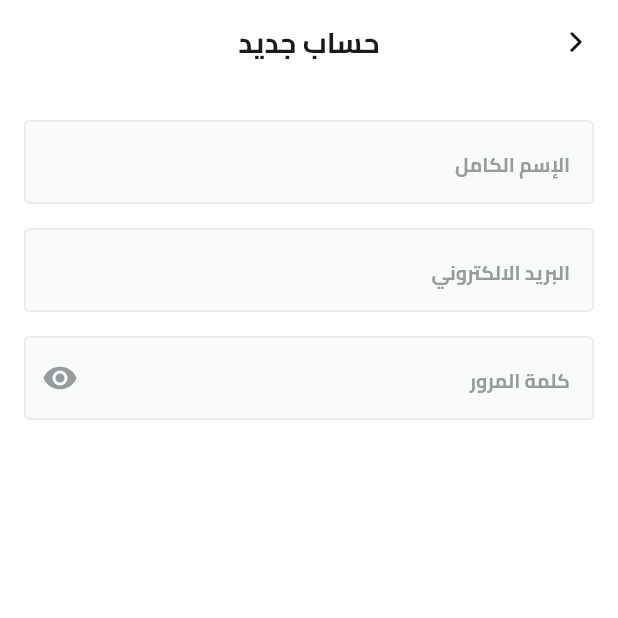
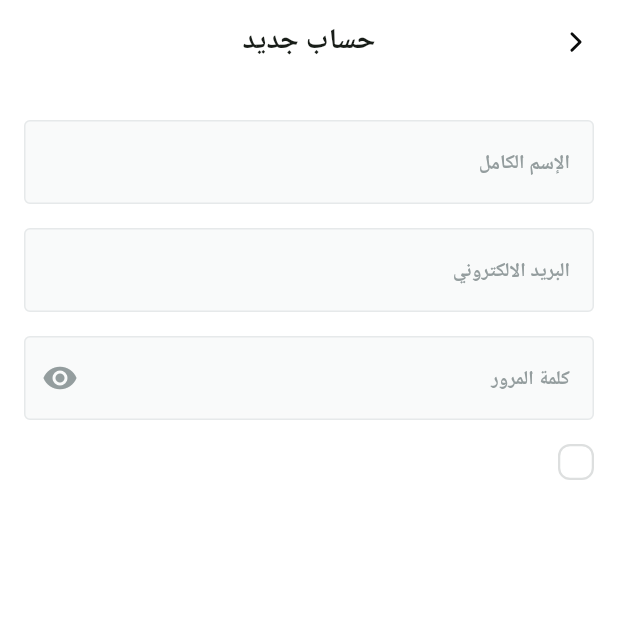
Before and after one commit to HamzaAlwajeeh/Fruits-Hub, a Flutter app: the SignUpView screen opened by its route, on a phone screen of 412 x 824 dp, the top half of it. Run offline on Flutter 3.47's test engine with Material 3 defaults, Android fonts, the phone set to English and light mode, and no system bars; our stand-ins replace dots_indicator, flutter_svg, shared_preferences; accounts and stored records are empty.

Commit message:
Add Roboto font and custom checkbox with terms and conditions

```diff
--- /dev/null
+++ b/lib/Features/auth/presentation/views/widgets/custom_check_box.dart
@@ -0,0 +1,46 @@
+import 'package:flutter/material.dart';
+import 'package:flutter_svg/svg.dart';
+import 'package:fruits_hub/core/utils/app_colors.dart';
+import 'package:fruits_hub/core/utils/app_images.dart';
+
+class CustomCheckBox extends StatefulWidget {
+  const CustomCheckBox({super.key});
+
+  @override
+  State<CustomCheckBox> createState() => _CustomCheckBoxState();
+}
+
+class _CustomCheckBoxState extends State<CustomCheckBox> {
+  bool isChecked = false;
+  @override
+  Widget build(BuildContext context) {
+    return AnimatedContainer(
+      duration: Duration(microseconds: 500),
+      child: GestureDetector(
+        onTap: () {
+          isChecked = !isChecked;
+          setState(() {});
+        },
+        child: Container(
+          width: 24,
+          height: 24,
+          decoration: BoxDecoration(
+            borderRadius: BorderRadius.circular(8),
+            color: isChecked ? AppColors.primaryColor : Colors.white,
+            border: Border.all(
+              color: isChecked ? Colors.transparent : Color(0xffDDDFDF),
+              width: 1.50,
+            ),
+          ),
+          child:
+              isChecked
+                  ? Padding(
+                    padding: const EdgeInsets.all(2),
+                    child: SvgPicture.asset(Assets.imagesCheckIcon),
+                  )
+                  : null,
+        ),
+      ),
+    );
+  }
+}
--- /dev/null
+++ b/lib/Features/auth/presentation/views/widgets/custom_tearms_and_conditions.dart
@@ -0,0 +1,22 @@
+import 'package:flutter/material.dart';
+import 'package:fruits_hub/Features/auth/presentation/views/widgets/custom_check_box.dart';
+
+class CustomTearmsAndConditions extends StatelessWidget {
+  const CustomTearmsAndConditions({super.key});
+
+  @override
+  Widget build(BuildContext context) {
+    return Row(
+      children: [
+        CustomCheckBox(),
+        const SizedBox(width: 16),
+        // Row(
+        //   children: [
+        //     Text('من خلال إنشاء حساب ، فإنك توافق على'),
+        //     Text(' لشروط والأحكام الخاصة بنا'),
+        //   ],
+        // ),
+      ],
+    );
+  }
+}
--- a/lib/Features/auth/presentation/views/widgets/sign_up_view_body.dart
+++ b/lib/Features/auth/presentation/views/widgets/sign_up_view_body.dart
@@ -1,4 +1,5 @@
 import 'package:flutter/material.dart';
+import 'package:fruits_hub/Features/auth/presentation/views/widgets/custom_tearms_and_conditions.dart';
 import 'package:fruits_hub/Features/auth/presentation/views/widgets/custom_text_form_field.dart';
 import 'package:fruits_hub/core/constants/constants.dart';
 import 'package:fruits_hub/core/utils/app_colors.dart';
@@ -34,6 +35,7 @@ class SignUpViewBody extends StatelessWidget {
               ),
             ),
             const SizedBox(height: 16),
+            CustomTearmsAndConditions(),
           ],
         ),
       ),
--- a/lib/core/utils/app_images.dart
+++ b/lib/core/utils/app_images.dart
@@ -9,6 +9,10 @@ class Assets {
   /// Assets for imagesArrowBack
   /// assets/images/arrow_back.svg
   static const String imagesArrowBack = "assets/images/arrow_back.svg";
+
+  /// Assets for imagesCheckIcon
+  /// assets/images/Check_icon.svg
+  static const String imagesCheckIcon = "assets/images/Check_icon.svg";
 
   /// Assets for imagesFacebookIcon
   /// assets/images/facebook_icon.svg
--- a/lib/core/widgets/custom_app_bar.dart
+++ b/lib/core/widgets/custom_app_bar.dart
@@ -1,5 +1,8 @@
+import 'dart:math' as math;
+
 import 'package:flutter/material.dart';
 import 'package:flutter_svg/flutter_svg.dart';
+import 'package:fruits_hub/core/helper/functions/check_current_language.dart';
 import 'package:fruits_hub/core/utils/app_images.dart';
 import 'package:fruits_hub/core/utils/app_text_styles.dart';
 
@@ -13,7 +16,15 @@ AppBar customAppBar({
     leading: Visibility(
       visible: !isFirstPage,
       child: IconButton(
-        icon: SvgPicture.asset(Assets.imagesArrowBack),
+        icon:
+            chickCurrentLanguage() == 'ar'
+                ? SvgPicture.asset(Assets.imagesArrowBack)
+                //flip icon as miiror
+                : Transform(
+                  alignment: Alignment.center,
+                  transform: Matrix4.rotationY(math.pi),
+                  child: SvgPicture.asset(Assets.imagesArrowBack),
+                ),
         onPressed: () {
           Navigator.pop(context);
         },
--- a/lib/main.dart
+++ b/lib/main.dart
@@ -1,6 +1,7 @@
 import 'package:flutter/material.dart';
 import 'package:flutter_localizations/flutter_localizations.dart';
 import 'package:fruits_hub/Features/splash/presentation/views/splash_view.dart';
+import 'package:fruits_hub/core/helper/functions/check_current_language.dart';
 import 'package:fruits_hub/core/helper/functions/on_generate_routes.dart';
 import 'package:fruits_hub/core/services/shared_pref_singleton.dart';
 import 'package:fruits_hub/core/utils/app_colors.dart';
@@ -31,7 +32,7 @@ class FruitsHub extends StatelessWidget {
       debugShowCheckedModeBanner: false,
       theme: ThemeData(
         // useMaterial3: false,
-        fontFamily: 'Cairo',
+        fontFamily: chickCurrentLanguage() == 'ar' ? 'Cairo' : 'Roboto',
         scaffoldBackgroundColor: Colors.white,
         colorScheme: ColorScheme.fromSeed(seedColor: AppColors.primaryColor),
       ),
```
Also changed, not shown: pubspec.yaml (+9 -0 lines), assets/fonts/Roboto-Bold.ttf (added), assets/fonts/Roboto-Medium.ttf (added), assets/fonts/Roboto-Regular.ttf (added), assets/fonts/Roboto-SemiBold.ttf (added), assets/images/Check_icon.svg (added), assets/images/arrow_back.svg.
